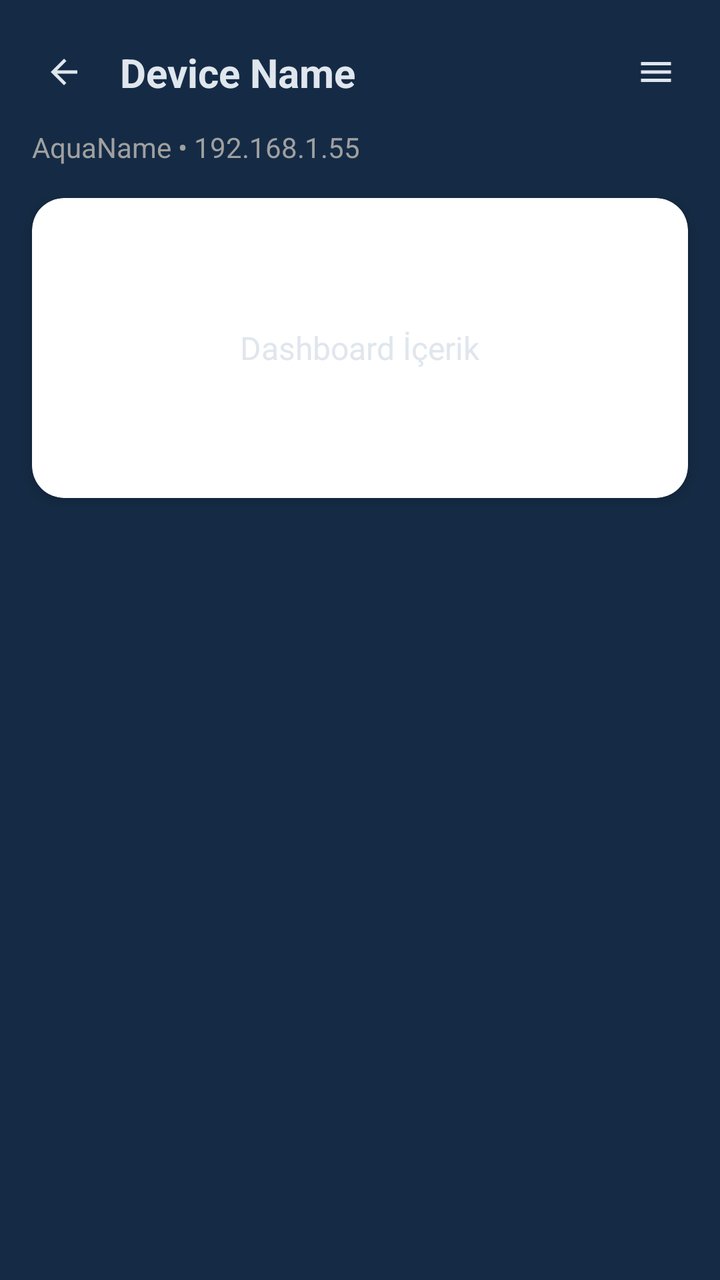
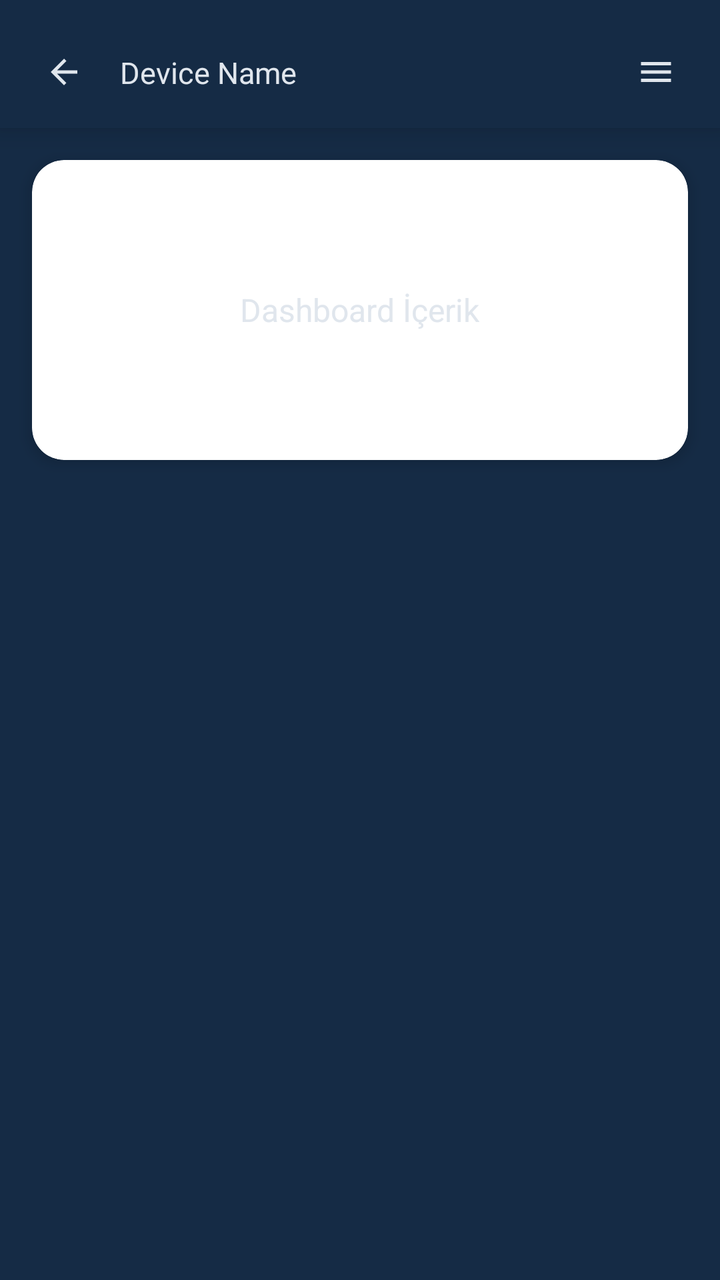

The first picture is an Android layout as it rendered before a commit; the second is the same layout after the commit. The layout source and the unified diff follow.
<!-- AndroidManifest.xml: application theme AppTheme -->
<!-- res/layout/fragment_device_dashboard.xml -->
<?xml version="1.0" encoding="utf-8"?>
<androidx.constraintlayout.widget.ConstraintLayout
    xmlns:android="http://schemas.android.com/apk/res/android"
    xmlns:app="http://schemas.android.com/apk/res-auto"
    android:layout_width="match_parent"
    android:layout_height="match_parent"
    android:background="@color/background_color">

    
    <androidx.constraintlayout.widget.ConstraintLayout
        android:id="@+id/headerContainer"
        android:layout_width="0dp"
        android:layout_height="wrap_content"
        android:paddingTop="20dp"
        android:paddingBottom="12dp"
        android:paddingStart="16dp"
        android:paddingEnd="16dp"
        app:layout_constraintTop_toTopOf="parent"
        app:layout_constraintStart_toStartOf="parent"
        app:layout_constraintEnd_toEndOf="parent">

        
        <ImageView
            android:id="@+id/btnBack"
            android:layout_width="32dp"
            android:layout_height="32dp"
            android:src="@drawable/ic_back"
            android:padding="6dp"
            app:tint="@color/md_theme_dark_onSurface"
            app:layout_constraintStart_toStartOf="parent"
            app:layout_constraintTop_toTopOf="parent"
            app:layout_constraintBottom_toBottomOf="parent" />

        
        <TextView
            android:id="@+id/tvDeviceName"
            android:layout_width="0dp"
            android:layout_height="wrap_content"
            android:text="Device Name"
            android:textSize="20sp"
            android:textStyle="bold"
            android:textColor="@color/md_theme_dark_onSurface"
            app:layout_constraintStart_toEndOf="@id/btnBack"
            app:layout_constraintTop_toTopOf="parent"
            app:layout_constraintBottom_toBottomOf="parent"
            app:layout_constraintEnd_toStartOf="@id/btnMenu"
            android:paddingStart="12dp" />

        
        <ImageView
            android:id="@+id/btnMenu"
            android:layout_width="32dp"
            android:layout_height="32dp"
            android:src="@drawable/ic_menu"
            android:padding="6dp"
            app:tint="@color/md_theme_dark_onSurface"
            app:layout_constraintEnd_toEndOf="parent"
            app:layout_constraintTop_toTopOf="parent"
            app:layout_constraintBottom_toBottomOf="parent" />
    </androidx.constraintlayout.widget.ConstraintLayout>


    
    <TextView
        android:id="@+id/tvDeviceSubtitle"
        android:layout_width="0dp"
        android:layout_height="wrap_content"
        android:text="AquaName • 192.168.1.55"
        android:textColor="@color/settings_text_secondary"
        android:textSize="14sp"
        android:paddingStart="16dp"
        android:paddingEnd="16dp"
        app:layout_constraintTop_toBottomOf="@id/headerContainer"
        app:layout_constraintStart_toStartOf="parent"
        app:layout_constraintEnd_toEndOf="parent" />


    
    <androidx.cardview.widget.CardView
        android:id="@+id/cardMain"
        android:layout_width="0dp"
        android:layout_height="150dp"
        android:layout_margin="16dp"
        app:cardCornerRadius="16dp"
        app:cardElevation="4dp"
        app:layout_constraintTop_toBottomOf="@id/tvDeviceSubtitle"
        app:layout_constraintStart_toStartOf="parent"
        app:layout_constraintEnd_toEndOf="parent">

        
        <TextView
            android:id="@+id/tvDummy"
            android:layout_width="wrap_content"
            android:layout_height="wrap_content"
            android:text="Dashboard İçerik"
            android:layout_gravity="center"
            android:textColor="@color/md_theme_dark_onSurface"
            android:textSize="16sp" />

    </androidx.cardview.widget.CardView>

</androidx.constraintlayout.widget.ConstraintLayout>
<!-- resources referenced by this layout -->
<resources>
  <color name="background_color">#152B45</color>
  <color name="md_theme_dark_onSurface">#E0E6ED</color>
  <color name="settings_text_secondary">#A0A0A0</color>
  <!-- drawable ic_back (drawable) -->
  <?xml version="1.0" encoding="utf-8"?>
  <vector xmlns:android="http://schemas.android.com/apk/res/android"
      android:width="24dp"
      android:height="24dp"
      android:viewportWidth="24"
      android:viewportHeight="24">
  
      <path
          android:fillColor="@android:color/white"
          android:pathData="M20,11H7.83L13.42,5.41L12,4l-8,8 8,8 1.41,-1.41L7.83,13H20v-2z" />
  </vector>
  <!-- drawable ic_menu (drawable) -->
  <?xml version="1.0" encoding="utf-8"?>
  <vector xmlns:android="http://schemas.android.com/apk/res/android"
      android:width="24dp"
      android:height="24dp"
      android:viewportWidth="24"
      android:viewportHeight="24">
  
      <path
          android:fillColor="@color/md_theme_dark_onSurface"
          android:pathData="M3,6h18v2H3z M3,11h18v2H3z M3,16h18v2H3z" />
  </vector>
  <style name="AppTheme" parent="Theme.Material3.DayNight.NoActionBar">
  
          
          <item name="colorPrimary">@color/md_theme_light_primary</item>
          <item name="colorOnPrimary">@color/md_theme_light_onPrimary</item>
          <item name="colorSecondary">@color/md_theme_light_secondary</item>
          <item name="colorOnSecondary">@color/md_theme_light_onSecondary</item>
  
          
          <item name="android:colorBackground">@color/md_theme_light_background</item>
          <item name="colorSurface">@color/md_theme_light_surface</item>
          <item name="colorOnSurface">@color/md_theme_light_onSurface</item>
  
          
          <item name="colorSurfaceVariant">@color/md_theme_light_surfaceVariant</item>
          <item name="colorOnSurfaceVariant">@color/md_theme_light_onSurfaceVariant</item>
          <item name="colorOutline">@color/md_theme_light_outline</item>
          <item name="colorOutlineVariant">@color/md_theme_light_outlineVariant</item>
          <item name="colorError">@color/md_theme_light_error</item>
          <item name="colorOnError">@color/md_theme_light_onError</item>
  
          
          <item name="android:statusBarColor">@android:color/transparent</item>
          <item name="android:navigationBarColor">@android:color/black</item>
  
          
          <item name="android:windowLightStatusBar">true</item>
          <item name="android:windowLightNavigationBar">true</item>
  
          
          <item name="windowActionBar">false</item>
          <item name="android:windowNoTitle">true</item>
      </style>
  <color name="md_theme_light_primary">#2196F3</color>
  <color name="md_theme_light_onPrimary">#FFFFFF</color>
  <color name="md_theme_light_secondary">#4A6363</color>
  <color name="md_theme_light_onSecondary">#FFFFFF</color>
  <color name="md_theme_light_background">#152B45</color>
  <color name="md_theme_light_surface">#152B45</color>
  <color name="md_theme_light_onSurface">#E0E6ED</color>
  <color name="md_theme_light_surfaceVariant">#233042</color>
  <color name="md_theme_light_onSurfaceVariant">#5C6B75</color>
  <color name="md_theme_light_outline">#455A64</color>
  <color name="md_theme_light_outlineVariant">#37474F</color>
  <color name="md_theme_light_error">#D32F2F</color>
  <color name="md_theme_light_onError">#FFFFFF</color>
</resources>

<!-- the commit's change to res/layout/fragment_device_dashboard.xml (unified diff, before → after) -->
@@ -9,15 +9,14 @@
     
     <androidx.constraintlayout.widget.ConstraintLayout
         android:id="@+id/headerContainer"
-        android:layout_width="0dp"
+        android:layout_width="match_parent"
         android:layout_height="wrap_content"
+        android:paddingHorizontal="16dp"
         android:paddingTop="20dp"
         android:paddingBottom="12dp"
-        android:paddingStart="16dp"
-        android:paddingEnd="16dp"
-        app:layout_constraintTop_toTopOf="parent"
-        app:layout_constraintStart_toStartOf="parent"
-        app:layout_constraintEnd_toEndOf="parent">
+        android:background="@color/background_color"
+        android:elevation="8dp"
+        app:layout_constraintTop_toTopOf="parent">
 
         
         <ImageView
@@ -37,8 +36,7 @@
             android:layout_width="0dp"
             android:layout_height="wrap_content"
             android:text="Device Name"
-            android:textSize="20sp"
-            android:textStyle="bold"
+            android:textSize="15sp"
             android:textColor="@color/md_theme_dark_onSurface"
             app:layout_constraintStart_toEndOf="@id/btnBack"
             app:layout_constraintTop_toTopOf="parent"
@@ -59,22 +57,6 @@
             app:layout_constraintBottom_toBottomOf="parent" />
     </androidx.constraintlayout.widget.ConstraintLayout>
 
-
-    
-    <TextView
-        android:id="@+id/tvDeviceSubtitle"
-        android:layout_width="0dp"
-        android:layout_height="wrap_content"
-        android:text="AquaName • 192.168.1.55"
-        android:textColor="@color/settings_text_secondary"
-        android:textSize="14sp"
-        android:paddingStart="16dp"
-        android:paddingEnd="16dp"
-        app:layout_constraintTop_toBottomOf="@id/headerContainer"
-        app:layout_constraintStart_toStartOf="parent"
-        app:layout_constraintEnd_toEndOf="parent" />
-
-
     
     <androidx.cardview.widget.CardView
         android:id="@+id/cardMain"
@@ -83,7 +65,7 @@
         android:layout_margin="16dp"
         app:cardCornerRadius="16dp"
         app:cardElevation="4dp"
-        app:layout_constraintTop_toBottomOf="@id/tvDeviceSubtitle"
+        app:layout_constraintTop_toBottomOf="@id/headerContainer"
         app:layout_constraintStart_toStartOf="parent"
         app:layout_constraintEnd_toEndOf="parent">
 
<!-- resource entries referenced after the edit -->
@@ -2,7 +2,6 @@
 <resources>
   <color name="background_color">#152B45</color>
   <color name="md_theme_dark_onSurface">#E0E6ED</color>
-  <color name="settings_text_secondary">#A0A0A0</color>
   <!-- drawable ic_back (drawable) -->
   <?xml version="1.0" encoding="utf-8"?>
   <vector xmlns:android="http://schemas.android.com/apk/res/android"
